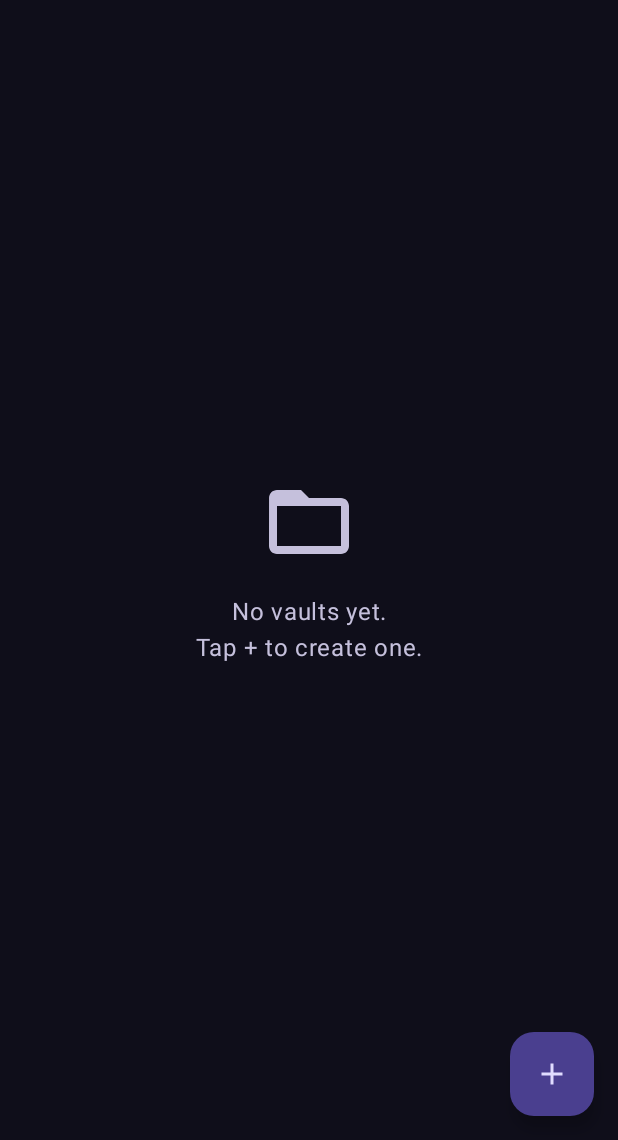
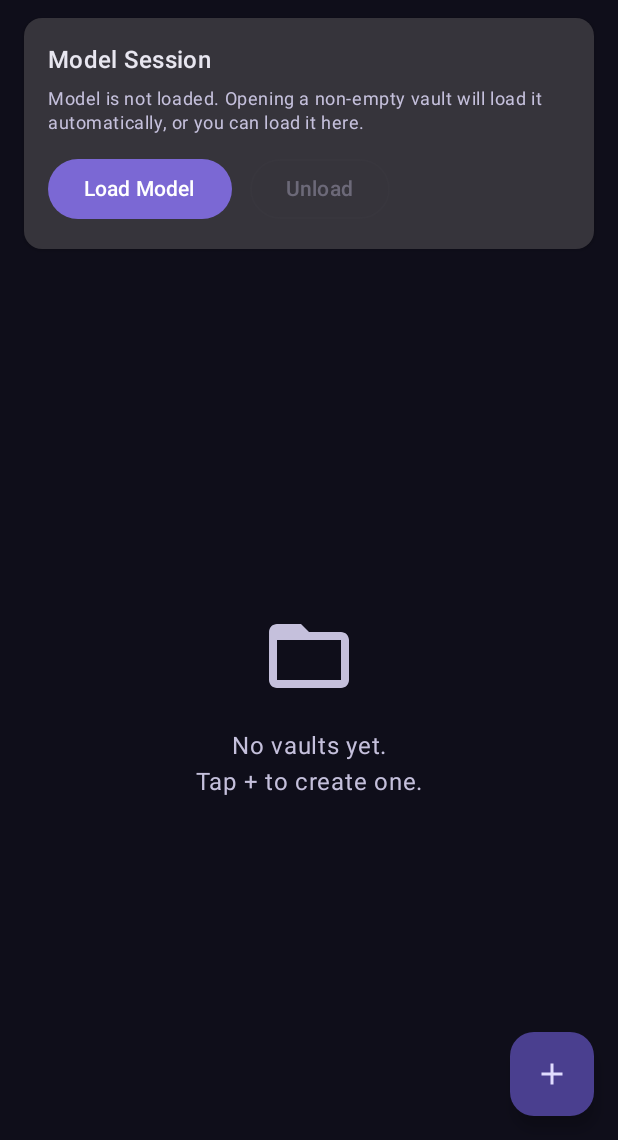
Before and after one commit to atakdnz/Vaultmind, an Android app built with Jetpack Compose: the VaultListScreen screen opened through its navigation route, on a phone screen of 412 x 824 dp, the part 96-1236 px from its top. Run offline under Robolectric (Android 15) with nearby library versions, the light colour scheme and no system bars; our stand-ins replace Dagger/Hilt's generated code.

Commit message:
Keep models loaded across vault navigation
- move model lifetime into a shared session manager
- add home screen load and unload controls plus empty-vault gating
- update docs and track the human-only note file rename

```diff
--- a/app/src/main/kotlin/com/vaultmind/app/auth/AuthViewModel.kt
+++ b/app/src/main/kotlin/com/vaultmind/app/auth/AuthViewModel.kt
@@ -4,8 +4,7 @@ import androidx.fragment.app.FragmentActivity
 import androidx.lifecycle.ViewModel
 import androidx.lifecycle.viewModelScope
 import com.vaultmind.app.crypto.SecureWipe
-import com.vaultmind.app.ingestion.EmbeddingEngine
-import com.vaultmind.app.rag.LlmEngine
+import com.vaultmind.app.rag.ModelSessionManager
 import com.vaultmind.app.vault.VaultRepository
 import dagger.hilt.android.lifecycle.HiltViewModel
 import kotlinx.coroutines.flow.MutableStateFlow
@@ -27,8 +26,7 @@ class AuthViewModel @Inject constructor(
     private val authManager: AuthManager,
     private val keystoreManager: KeystoreManager,
     private val vaultRepository: VaultRepository,
-    private val llmEngine: LlmEngine,
-    private val embeddingEngine: EmbeddingEngine
+    private val modelSessionManager: ModelSessionManager
 ) : ViewModel() {
 
     private val _state = MutableStateFlow<AuthUiState>(AuthUiState.Idle)
@@ -114,10 +112,11 @@ class AuthViewModel @Inject constructor(
      * wiping vault keys so any in-flight inference completes cleanly.
      */
     fun lock() {
-        llmEngine.unload()
-        embeddingEngine.close()
-        vaultRepository.lock()
         _isUnlocked.value = false
         _state.value = AuthUiState.Idle
+        viewModelScope.launch {
+            modelSessionManager.unload()
+            vaultRepository.lock()
+        }
     }
 }
--- a/app/src/main/kotlin/com/vaultmind/app/vault/VaultListScreen.kt
+++ b/app/src/main/kotlin/com/vaultmind/app/vault/VaultListScreen.kt
@@ -23,13 +23,16 @@ import androidx.compose.material.icons.filled.FolderOpen
 import androidx.compose.material.icons.filled.Settings
 import androidx.compose.material.icons.outlined.Lock
 import androidx.compose.material3.AlertDialog
+import androidx.compose.material3.Button
 import androidx.compose.material3.Card
 import androidx.compose.material3.CardDefaults
 import androidx.compose.material3.ExperimentalMaterial3Api
 import androidx.compose.material3.FloatingActionButton
 import androidx.compose.material3.Icon
 import androidx.compose.material3.IconButton
+import androidx.compose.material3.LinearProgressIndicator
 import androidx.compose.material3.MaterialTheme
+import androidx.compose.material3.OutlinedButton
 import androidx.compose.material3.OutlinedTextField
 import androidx.compose.material3.Scaffold
 import androidx.compose.material3.Text
@@ -47,6 +50,7 @@ import androidx.compose.ui.text.input.KeyboardCapitalization
 import androidx.compose.ui.text.style.TextAlign
 import androidx.compose.ui.unit.dp
 import androidx.lifecycle.compose.collectAsStateWithLifecycle
+import com.vaultmind.app.rag.ModelLoadState
 import java.text.SimpleDateFormat
 import java.util.Date
 import java.util.Locale
@@ -62,6 +66,7 @@ fun VaultListScreen(
     val vaults by viewModel.vaults.collectAsStateWithLifecycle()
     val showCreateDialog by viewModel.showCreateDialog.collectAsStateWithLifecycle()
     val deleteTarget by viewModel.deleteTarget.collectAsStateWithLifecycle()
+    val modelState by viewModel.modelState.collectAsStateWithLifecycle()
 
     Scaffold(
         topBar = {
@@ -88,6 +93,16 @@ fun VaultListScreen(
                 .fillMaxSize()
                 .padding(paddingValues)
         ) {
+            Column(modifier = Modifier.fillMaxSize()) {
+                ModelControlsCard(
+                    modelState = modelState,
+                    onLoad = viewModel::loadModels,
+                    onUnload = viewModel::unloadModels,
+                    modifier = Modifier
+                        .fillMaxWidth()
+                        .padding(horizontal = 16.dp, vertical = 12.dp)
+                )
+
                 if (vaults.isEmpty()) {
                     Column(
                         modifier = Modifier.fillMaxSize(),
@@ -110,7 +125,8 @@ fun VaultListScreen(
                     }
                 } else {
                     LazyColumn(
-                    contentPadding = PaddingValues(16.dp),
+                        modifier = Modifier.weight(1f),
+                        contentPadding = PaddingValues(horizontal = 16.dp, vertical = 4.dp),
                         verticalArrangement = Arrangement.spacedBy(12.dp)
                     ) {
                         items(vaults, key = { it.id }) { vault ->
@@ -120,6 +136,7 @@ fun VaultListScreen(
                                 onDelete = { viewModel.requestDelete(vault) },
                                 onRename = { newName -> viewModel.renameVault(vault.id, newName) }
                             )
+                        }
                     }
                 }
             }
@@ -154,6 +171,61 @@ fun VaultListScreen(
                 TextButton(onClick = viewModel::cancelDelete) { Text("Cancel") }
             }
         )
+    }
+}
+
+@Composable
+private fun ModelControlsCard(
+    modelState: ModelLoadState,
+    onLoad: () -> Unit,
+    onUnload: () -> Unit,
+    modifier: Modifier = Modifier
+) {
+    Card(
+        modifier = modifier,
+        elevation = CardDefaults.cardElevation(defaultElevation = 2.dp)
+    ) {
+        Column(modifier = Modifier.padding(16.dp)) {
+            Text(
+                text = "Model Session",
+                style = MaterialTheme.typography.titleMedium,
+                fontWeight = FontWeight.SemiBold
+            )
+            Spacer(modifier = Modifier.height(6.dp))
+            Text(
+                text = when (modelState) {
+                    ModelLoadState.Ready -> "Model is loaded and will stay in memory while the app remains open and unlocked."
+                    ModelLoadState.Loading -> "Loading model into memory…"
+                    ModelLoadState.NotLoaded -> "Model is not loaded. Opening a non-empty vault will load it automatically, or you can load it here."
+                    is ModelLoadState.Error -> modelState.message
+                },
+                style = MaterialTheme.typography.bodySmall,
+                color = if (modelState is ModelLoadState.Error) {
+                    MaterialTheme.colorScheme.error
+                } else {
+                    MaterialTheme.colorScheme.onSurfaceVariant
+                }
+            )
+            if (modelState == ModelLoadState.Loading) {
+                Spacer(modifier = Modifier.height(12.dp))
+                LinearProgressIndicator(modifier = Modifier.fillMaxWidth())
+            }
+            Spacer(modifier = Modifier.height(12.dp))
+            Row(horizontalArrangement = Arrangement.spacedBy(12.dp)) {
+                Button(
+                    onClick = onLoad,
+                    enabled = modelState != ModelLoadState.Loading && modelState != ModelLoadState.Ready
+                ) {
+                    Text("Load Model")
+                }
+                OutlinedButton(
+                    onClick = onUnload,
+                    enabled = modelState == ModelLoadState.Ready
+                ) {
+                    Text("Unload")
+                }
+            }
+        }
     }
 }
 
--- a/app/src/main/kotlin/com/vaultmind/app/vault/VaultListViewModel.kt
+++ b/app/src/main/kotlin/com/vaultmind/app/vault/VaultListViewModel.kt
@@ -2,6 +2,8 @@ package com.vaultmind.app.vault
 
 import androidx.lifecycle.ViewModel
 import androidx.lifecycle.viewModelScope
+import com.vaultmind.app.rag.ModelLoadState
+import com.vaultmind.app.rag.ModelSessionManager
 import dagger.hilt.android.lifecycle.HiltViewModel
 import kotlinx.coroutines.flow.MutableStateFlow
 import kotlinx.coroutines.flow.SharingStarted
@@ -19,7 +21,8 @@ sealed class VaultListUiState {
 
 @HiltViewModel
 class VaultListViewModel @Inject constructor(
-    private val vaultRepository: VaultRepository
+    private val vaultRepository: VaultRepository,
+    private val modelSessionManager: ModelSessionManager
 ) : ViewModel() {
 
     val vaults: StateFlow<List<Vault>> = vaultRepository.vaults
@@ -33,6 +36,8 @@ class VaultListViewModel @Inject constructor(
 
     private val _deleteTarget = MutableStateFlow<Vault?>(null)
     val deleteTarget: StateFlow<Vault?> = _deleteTarget.asStateFlow()
+
+    val modelState: StateFlow<ModelLoadState> = modelSessionManager.state
 
     init {
         refresh()
@@ -83,4 +88,16 @@ class VaultListViewModel @Inject constructor(
             vaultRepository.renameVault(vaultId, newName.trim())
         }
     }
+
+    fun loadModels() {
+        viewModelScope.launch {
+            modelSessionManager.loadFromSettings()
+        }
+    }
+
+    fun unloadModels() {
+        viewModelScope.launch {
+            modelSessionManager.unload()
+        }
+    }
 }
```
Also changed, not shown: app/src/main/kotlin/com/vaultmind/app/rag/ChatScreen.kt (+68 -4 lines), app/src/main/kotlin/com/vaultmind/app/rag/ChatViewModel.kt (+33 -47 lines), app/src/main/kotlin/com/vaultmind/app/rag/ModelSessionManager.kt (added, +79 -0 lines), 4 other files. Lines whose indentation alone changed are shown as unchanged.
